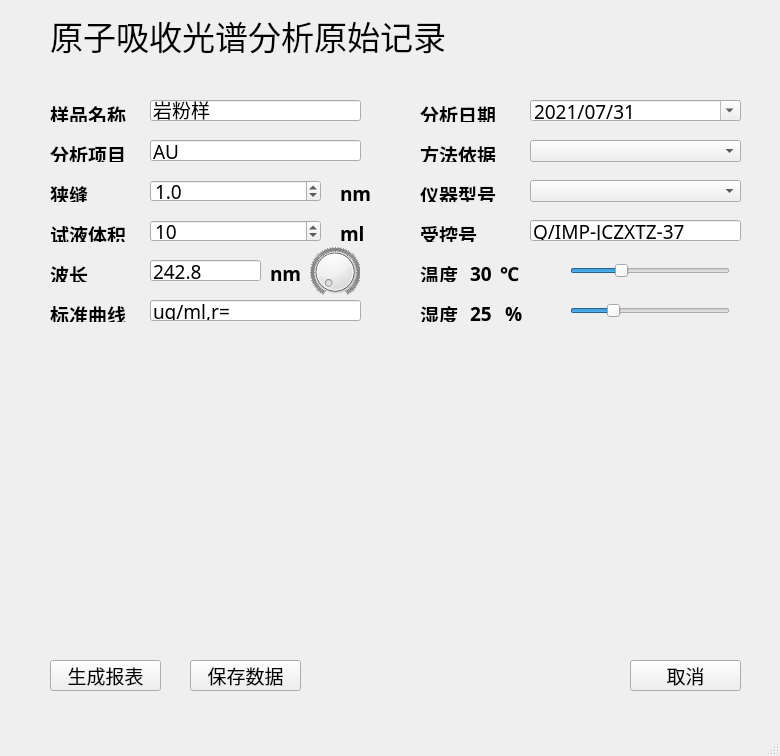
Old version of the form py_jfk.ui in the repository linpeng109/py_jfk_20210802.
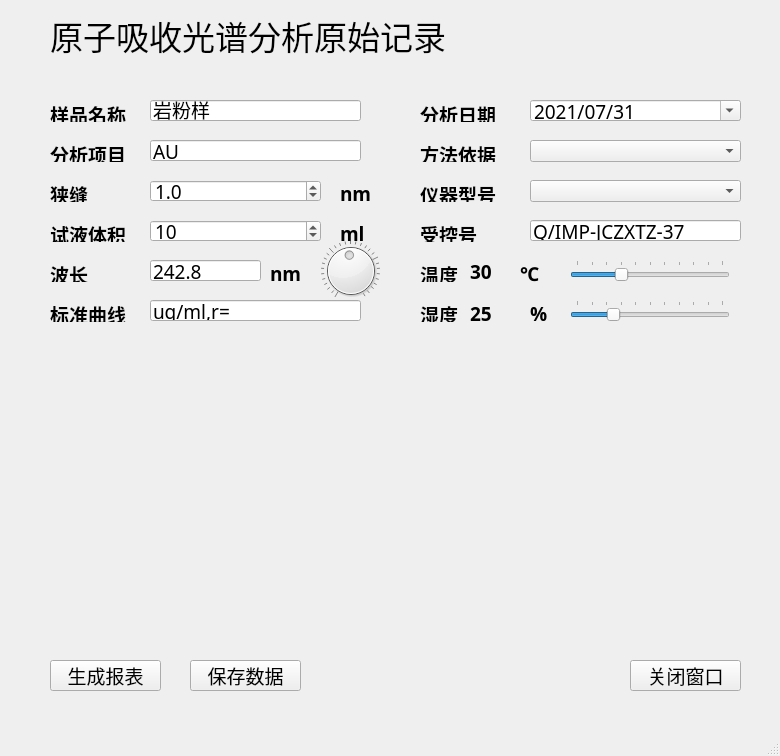
New version of the form.

Diff of the .ui file:
```diff
--- a/py_jfk.ui
+++ b/py_jfk.ui
@@ -454,6 +454,12 @@
     <property name="orientation">
      <enum>Qt::Horizontal</enum>
     </property>
+    <property name="tickPosition">
+     <enum>QSlider::TicksAbove</enum>
+    </property>
+    <property name="tickInterval">
+     <number>0</number>
+    </property>
    </widget>
    <widget class="QSlider" name="horizontalSlider2">
     <property name="geometry">
@@ -473,6 +479,9 @@
     <property name="orientation">
      <enum>Qt::Horizontal</enum>
     </property>
+    <property name="tickPosition">
+     <enum>QSlider::TicksAbove</enum>
+    </property>
    </widget>
    <widget class="QDateEdit" name="dateEdit">
     <property name="geometry">
@@ -512,7 +521,7 @@
     </property>
     <property name="geometry">
      <rect>
-      <x>500</x>
+      <x>520</x>
       <y>260</y>
       <width>40</width>
       <height>22</height>
@@ -544,7 +553,7 @@
     </property>
     <property name="geometry">
      <rect>
-      <x>505</x>
+      <x>530</x>
       <y>300</y>
       <width>40</width>
       <height>22</height>
@@ -589,7 +598,7 @@
      <rect>
       <x>470</x>
       <y>260</y>
-      <width>40</width>
+      <width>51</width>
       <height>22</height>
      </rect>
     </property>
@@ -603,11 +612,14 @@
       <strikeout>false</strikeout>
      </font>
     </property>
+    <property name="frameShape">
+     <enum>QFrame::NoFrame</enum>
+    </property>
     <property name="text">
      <string>30</string>
     </property>
     <property name="textFormat">
-     <enum>Qt::RichText</enum>
+     <enum>Qt::PlainText</enum>
     </property>
     <property name="wordWrap">
      <bool>false</bool>
@@ -621,7 +633,7 @@
      <rect>
       <x>470</x>
       <y>300</y>
-      <width>40</width>
+      <width>51</width>
       <height>22</height>
      </rect>
     </property>
@@ -805,24 +817,30 @@
      </font>
     </property>
     <property name="text">
-     <string>取消</string>
+     <string>关闭窗口</string>
     </property>
    </widget>
    <widget class="QDial" name="dial">
     <property name="geometry">
      <rect>
-      <x>310</x>
-      <y>240</y>
-      <width>50</width>
-      <height>64</height>
+      <x>320</x>
+      <y>230</y>
+      <width>61</width>
+      <height>81</height>
      </rect>
     </property>
     <property name="maximum">
      <number>5000</number>
     </property>
+    <property name="value">
+     <number>2428</number>
+    </property>
     <property name="wrapping">
      <bool>false</bool>
     </property>
+    <property name="notchTarget">
+     <double>37.000000000000000</double>
+    </property>
     <property name="notchesVisible">
      <bool>true</bool>
     </property>
```
Left out of the diff: 40 changed lines with no effect on the pictures.
